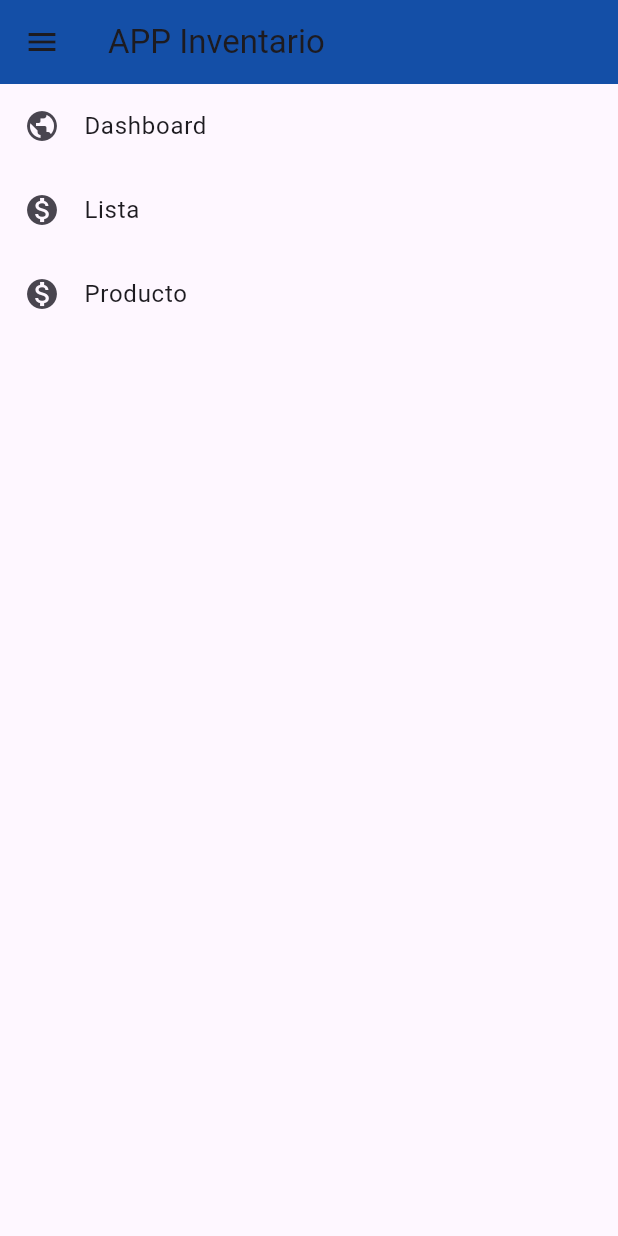
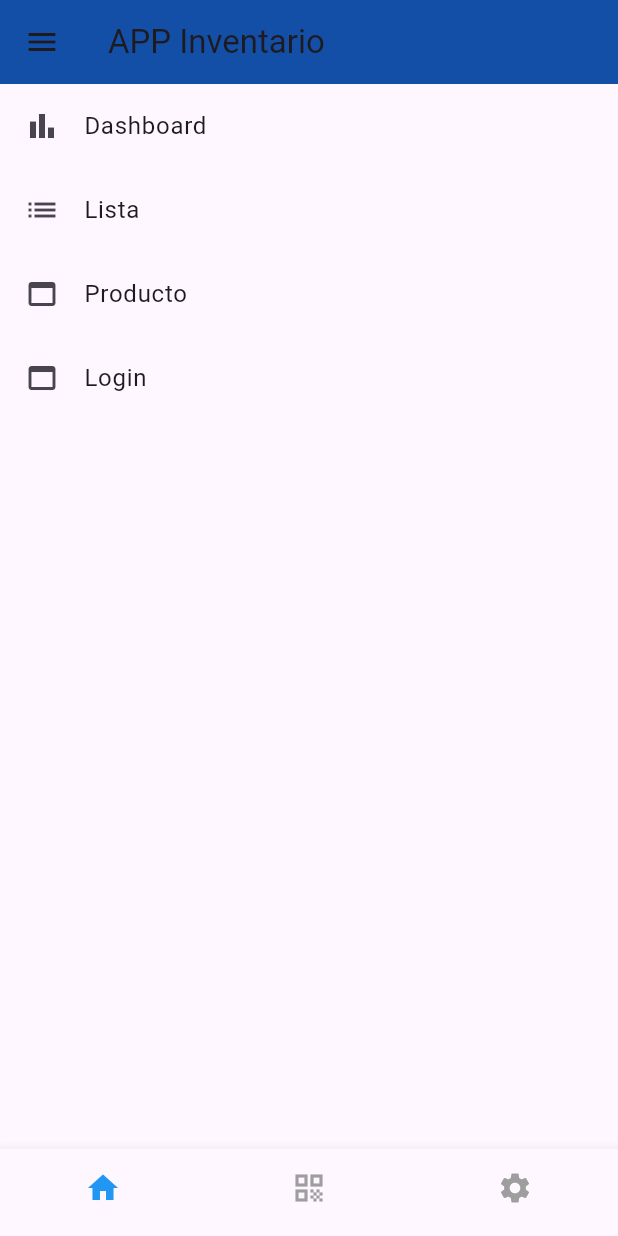
Before and after one commit to PrograMovil-1310/equipo1, a Flutter app: the HomePages screen opened by its route, on a phone screen of 412 x 824 dp. Run offline on Flutter 3.47's test engine with Material 3 defaults, Android fonts, the phone set to English and light mode, and no system bars; missing offline and left inert: flutter_barcode_scanner; network calls fail.

Commit message:
Login add

```diff
--- a/lib/pages/home_page.dart
+++ b/lib/pages/home_page.dart
@@ -15,22 +15,48 @@ class HomePages extends StatelessWidget {
         child: ListView(
           children: <Widget>[
             DrawerItem(
-              icon: Icons.public,
+              icon: Icons.bar_chart,
               text: 'Dashboard',
               onTap: () => Navigator.pushNamed(context, '/dashboard'),
             ),
             DrawerItem(
-              icon: Icons.monetization_on,
+              icon: Icons.list,
               text: 'Lista',
               onTap: () => Navigator.pushNamed(context, '/lista'),
             ),
             DrawerItem(
-              icon: Icons.monetization_on,
+              icon: Icons.web_asset,
               text: 'Producto',
               onTap: () => Navigator.pushNamed(context, '/producto'),
+
             ),
+            DrawerItem(
+              icon: Icons.web_asset,
+              text: 'Login',
+              onTap: () => Navigator.pushNamed(context, '/login'),
+            )
           ],
         ),
+      ),
+      bottomNavigationBar: BottomNavigationBar(
+        selectedItemColor: Colors.blue,
+        unselectedItemColor: Colors.grey,
+        showSelectedLabels: false,
+        showUnselectedLabels: false,
+        items: [
+          BottomNavigationBarItem(
+            icon: Icon(Icons.home),
+            label: 'Inicio',
+          ),
+          BottomNavigationBarItem(
+            icon: Icon(Icons.qr_code),
+            label: 'Scan',
+          ),
+          BottomNavigationBarItem(
+            icon: Icon(Icons.settings),
+            label: 'Actions',
+          ),
+        ],
       ),
     );
   }
@@ -58,7 +84,7 @@ class MainDrawer extends StatelessWidget {
             ),
           ),
           DrawerItem(
-            icon: Icons.home,
+            icon: Icons.bar_chart,
             text: 'Dashboard',
             onTap: () => Navigator.pushNamed(context, '/dashboard'),
           ),
--- a/lib/pages/rutas/rutas.dart
+++ b/lib/pages/rutas/rutas.dart
@@ -1,12 +1,18 @@
 import 'package:flutter/material.dart';
+import 'package:flutter_proyecto_producto/pages/dashboard_page.dart';
 import 'package:flutter_proyecto_producto/pages/home_page.dart';
 import 'package:flutter_proyecto_producto/pages/lista_page.dart';
 import 'package:flutter_proyecto_producto/pages/producto_page.dart';
+import 'package:flutter_proyecto_producto/pages/scan_page.dart';
+
 
 Map<String, WidgetBuilder> getRoutes() {
   return <String, WidgetBuilder>{
     '/home': (context) => HomePages(),
     '/lista': (context) => Lista(),
+    '/dashboard': (context) =>Dashboard(),
+    '/scan': (context) =>Scan(),
+    //'/login': (context) =>Login(),
     '/producto': (context) => ProductDetailsPage(
           product: Product(
             image:
--- a/pubspec.yaml
+++ b/pubspec.yaml
@@ -30,7 +30,6 @@ environment:
 dependencies:
   flutter:
     sdk: flutter
-
 
   # The following adds the Cupertino Icons font to your application.
   # Use with the CupertinoIcons class for iOS style icons.
```
Also changed, not shown: lib/main.dart (+88 -2 lines), lib/pages/agregar_page.dart (+4 -27 lines), lib/pages/dashboard_page.dart (+57 -0 lines), lib/pages/scan_page.dart (added, +89 -0 lines), lib/login.dart (added).
